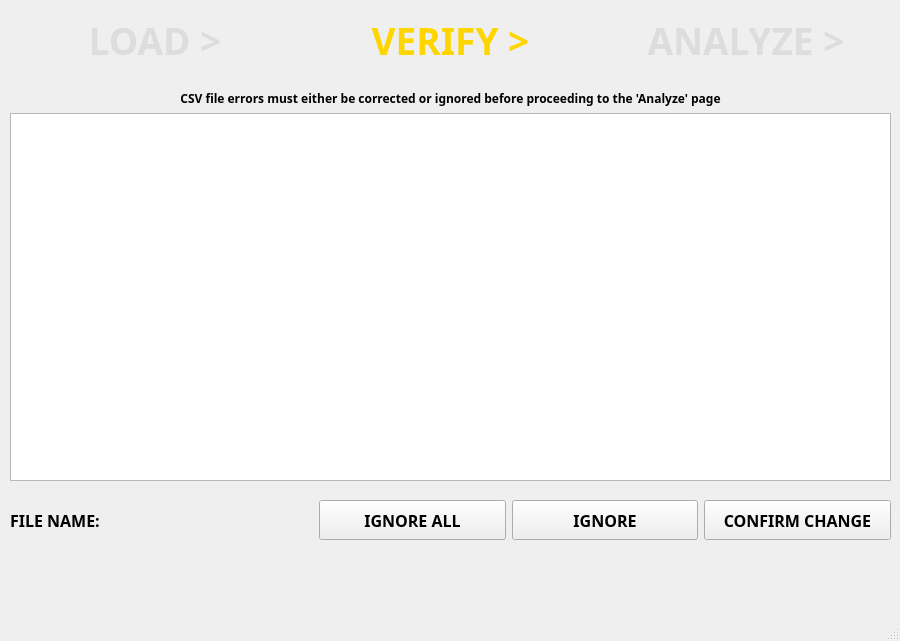
Before: the Qt Designer form Project/AppleProject/verify_csv.ui in JRWu/DataAggregation, drawn with Qt 5.
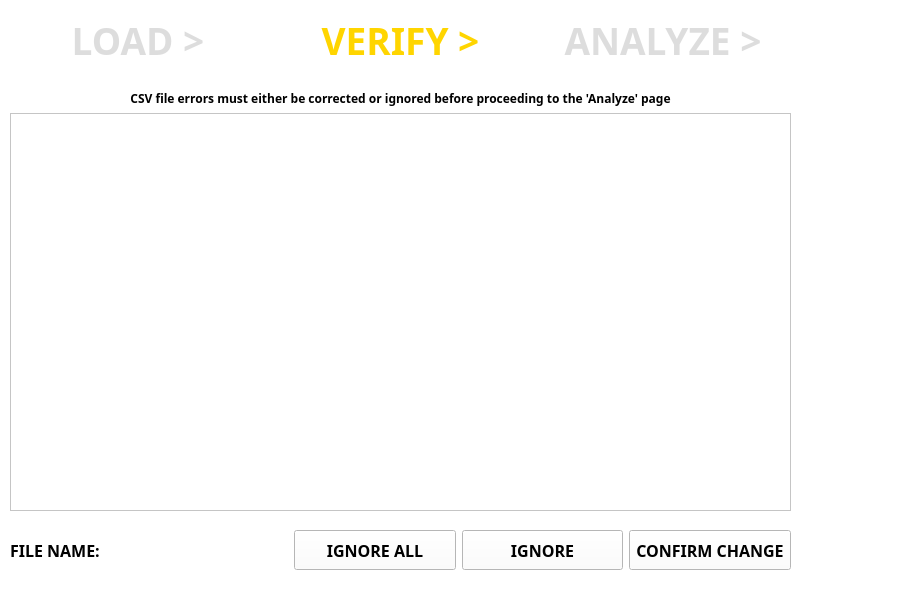
After: the same form once the commit is applied.

Commit message: VLS - fixed up the UI so it is more consistant, added some color

```diff
--- a/Project/AppleProject/verify_csv.ui
+++ b/Project/AppleProject/verify_csv.ui
@@ -2,17 +2,433 @@
 <ui version="4.0">
  <class>VerifyCSV</class>
  <widget class="QMainWindow" name="VerifyCSV">
-  <property name="geometry">
-   <rect>
-    <x>0</x>
-    <y>0</y>
-    <width>900</width>
-    <height>641</height>
-   </rect>
+  <property name="minimumSize">
+   <size>
+    <width>800</width>
+    <height>600</height>
+   </size>
+  </property>
+  <property name="palette">
+   <palette>
+    <active>
+     <colorrole role="WindowText">
+      <brush brushstyle="SolidPattern">
+       <color alpha="255">
+        <red>0</red>
+        <green>0</green>
+        <blue>0</blue>
+       </color>
+      </brush>
+     </colorrole>
+     <colorrole role="Button">
+      <brush brushstyle="SolidPattern">
+       <color alpha="255">
+        <red>255</red>
+        <green>255</green>
+        <blue>255</blue>
+       </color>
+      </brush>
+     </colorrole>
+     <colorrole role="Light">
+      <brush brushstyle="SolidPattern">
+       <color alpha="255">
+        <red>255</red>
+        <green>255</green>
+        <blue>255</blue>
+       </color>
+      </brush>
+     </colorrole>
+     <colorrole role="Midlight">
+      <brush brushstyle="SolidPattern">
+       <color alpha="255">
+        <red>255</red>
+        <green>255</green>
+        <blue>255</blue>
+       </color>
+      </brush>
+     </colorrole>
+     <colorrole role="Dark">
+      <brush brushstyle="SolidPattern">
+       <color alpha="255">
+        <red>127</red>
+        <green>127</green>
+        <blue>127</blue>
+       </color>
+      </brush>
+     </colorrole>
+     <colorrole role="Mid">
+      <brush brushstyle="SolidPattern">
+       <color alpha="255">
+        <red>170</red>
+        <green>170</green>
+        <blue>170</blue>
+       </color>
+      </brush>
+     </colorrole>
+     <colorrole role="Text">
+      <brush brushstyle="SolidPattern">
+       <color alpha="255">
+        <red>0</red>
+        <green>0</green>
+        <blue>0</blue>
+       </color>
+      </brush>
+     </colorrole>
+     <colorrole role="BrightText">
+      <brush brushstyle="SolidPattern">
+       <color alpha="255">
+        <red>255</red>
+        <green>255</green>
+        <blue>255</blue>
+       </color>
+      </brush>
+     </colorrole>
+     <colorrole role="ButtonText">
+      <brush brushstyle="SolidPattern">
+       <color alpha="255">
+        <red>0</red>
+        <green>0</green>
+        <blue>0</blue>
+       </color>
+      </brush>
+     </colorrole>
+     <colorrole role="Base">
+      <brush brushstyle="SolidPattern">
+       <color alpha="255">
+        <red>255</red>
+        <green>255</green>
+        <blue>255</blue>
+       </color>
+      </brush>
+     </colorrole>
+     <colorrole role="Window">
+      <brush brushstyle="SolidPattern">
+       <color alpha="255">
+        <red>255</red>
+        <green>255</green>
+        <blue>255</blue>
+       </color>
+      </brush>
+     </colorrole>
+     <colorrole role="Shadow">
+      <brush brushstyle="SolidPattern">
+       <color alpha="255">
+        <red>0</red>
+        <green>0</green>
+        <blue>0</blue>
+       </color>
+      </brush>
+     </colorrole>
+     <colorrole role="AlternateBase">
+      <brush brushstyle="SolidPattern">
+       <color alpha="255">
+        <red>255</red>
+        <green>255</green>
+        <blue>255</blue>
+       </color>
+      </brush>
+     </colorrole>
+     <colorrole role="ToolTipBase">
+      <brush brushstyle="SolidPattern">
+       <color alpha="255">
+        <red>255</red>
+        <green>255</green>
+        <blue>220</blue>
+       </color>
+      </brush>
+     </colorrole>
+     <colorrole role="ToolTipText">
+      <brush brushstyle="SolidPattern">
+       <color alpha="255">
+        <red>0</red>
+        <green>0</green>
+        <blue>0</blue>
+       </color>
+      </brush>
+     </colorrole>
+    </active>
+    <inactive>
+     <colorrole role="WindowText">
+      <brush brushstyle="SolidPattern">
+       <color alpha="255">
+        <red>0</red>
+        <green>0</green>
+        <blue>0</blue>
+       </color>
+      </brush>
+     </colorrole>
+     <colorrole role="Button">
+      <brush brushstyle="SolidPattern">
+       <color alpha="255">
+        <red>255</red>
+        <green>255</green>
+        <blue>255</blue>
+       </color>
+      </brush>
+     </colorrole>
+     <colorrole role="Light">
+      <brush brushstyle="SolidPattern">
+       <color alpha="255">
+        <red>255</red>
+        <green>255</green>
+        <blue>255</blue>
+       </color>
+      </brush>
+     </colorrole>
+     <colorrole role="Midlight">
+      <brush brushstyle="SolidPattern">
+       <color alpha="255">
+        <red>255</red>
+        <green>255</green>
+        <blue>255</blue>
+       </color>
+      </brush>
+     </colorrole>
+     <colorrole role="Dark">
+      <brush brushstyle="SolidPattern">
+       <color alpha="255">
+        <red>127</red>
+        <green>127</green>
+        <blue>127</blue>
+       </color>
+      </brush>
+     </colorrole>
+     <colorrole role="Mid">
+      <brush brushstyle="SolidPattern">
+       <color alpha="255">
+        <red>170</red>
+        <green>170</green>
+        <blue>170</blue>
+       </color>
+      </brush>
+     </colorrole>
+     <colorrole role="Text">
+      <brush brushstyle="SolidPattern">
+       <color alpha="255">
+        <red>0</red>
+        <green>0</green>
+        <blue>0</blue>
+       </color>
+      </brush>
+     </colorrole>
+     <colorrole role="BrightText">
+      <brush brushstyle="SolidPattern">
+       <color alpha="255">
+        <red>255</red>
+        <green>255</green>
+        <blue>255</blue>
+       </color>
+      </brush>
+     </colorrole>
+     <colorrole role="ButtonText">
+      <brush brushstyle="SolidPattern">
+       <color alpha="255">
+        <red>0</red>
+        <green>0</green>
+        <blue>0</blue>
+       </color>
+      </brush>
+     </colorrole>
+     <colorrole role="Base">
+      <brush brushstyle="SolidPattern">
+       <color alpha="255">
+        <red>255</red>
+        <green>255</green>
+        <blue>255</blue>
+       </color>
+      </brush>
+     </colorrole>
+     <colorrole role="Window">
+      <brush brushstyle="SolidPattern">
+       <color alpha="255">
+        <red>255</red>
+        <green>255</green>
+        <blue>255</blue>
+       </color>
+      </brush>
+     </colorrole>
+     <colorrole role="Shadow">
+      <brush brushstyle="SolidPattern">
+       <color alpha="255">
+        <red>0</red>
+        <green>0</green>
+        <blue>0</blue>
+       </color>
+      </brush>
+     </colorrole>
+     <colorrole role="AlternateBase">
+      <brush brushstyle="SolidPattern">
+       <color alpha="255">
+        <red>255</red>
+        <green>255</green>
+        <blue>255</blue>
+       </color>
+      </brush>
+     </colorrole>
+     <colorrole role="ToolTipBase">
+      <brush brushstyle="SolidPattern">
+       <color alpha="255">
+        <red>255</red>
+        <green>255</green>
+        <blue>220</blue>
+       </color>
+      </brush>
+     </colorrole>
+     <colorrole role="ToolTipText">
+      <brush brushstyle="SolidPattern">
+       <color alpha="255">
+        <red>0</red>
+        <green>0</green>
+        <blue>0</blue>
+       </color>
+      </brush>
+     </colorrole>
+    </inactive>
+    <disabled>
+     <colorrole role="WindowText">
+      <brush brushstyle="SolidPattern">
+       <color alpha="255">
+        <red>127</red>
+        <green>127</green>
+        <blue>127</blue>
+       </color>
+      </brush>
+     </colorrole>
+     <colorrole role="Button">
+      <brush brushstyle="SolidPattern">
+       <color alpha="255">
+        <red>255</red>
+        <green>255</green>
+        <blue>255</blue>
+       </color>
+      </brush>
+     </colorrole>
+     <colorrole role="Light">
+      <brush brushstyle="SolidPattern">
+       <color alpha="255">
+        <red>255</red>
+        <green>255</green>
+        <blue>255</blue>
+       </color>
+      </brush>
+     </colorrole>
+     <colorrole role="Midlight">
+      <brush brushstyle="SolidPattern">
+       <color alpha="255">
+        <red>255</red>
+        <green>255</green>
+        <blue>255</blue>
+       </color>
+      </brush>
+     </colorrole>
+     <colorrole role="Dark">
+      <brush brushstyle="SolidPattern">
+       <color alpha="255">
+        <red>127</red>
+        <green>127</green>
+        <blue>127</blue>
+       </color>
+      </brush>
+     </colorrole>
+     <colorrole role="Mid">
+      <brush brushstyle="SolidPattern">
+       <color alpha="255">
+        <red>170</red>
+        <green>170</green>
+        <blue>170</blue>
+       </color>
+      </brush>
+     </colorrole>
+     <colorrole role="Text">
+      <brush brushstyle="SolidPattern">
+       <color alpha="255">
+        <red>127</red>
+        <green>127</green>
+        <blue>127</blue>
+       </color>
+      </brush>
+     </colorrole>
+     <colorrole role="BrightText">
+      <brush brushstyle="SolidPattern">
+       <color alpha="255">
+        <red>255</red>
+        <green>255</green>
+        <blue>255</blue>
+       </color>
+      </brush>
+     </colorrole>
+     <colorrole role="ButtonText">
+      <brush brushstyle="SolidPattern">
+       <color alpha="255">
+        <red>127</red>
+        <green>127</green>
+        <blue>127</blue>
+       </color>
+      </brush>
+     </colorrole>
+     <colorrole role="Base">
+      <brush brushstyle="SolidPattern">
+       <color alpha="255">
+        <red>255</red>
+        <green>255</green>
+        <blue>255</blue>
+       </color>
+      </brush>
+     </colorrole>
+     <colorrole role="Window">
+      <brush brushstyle="SolidPattern">
+       <color alpha="255">
+        <red>255</red>
+        <green>255</green>
+        <blue>255</blue>
+       </color>
+      </brush>
+     </colorrole>
+     <colorrole role="Shadow">
+      <brush brushstyle="SolidPattern">
+       <color alpha="255">
+        <red>0</red>
+        <green>0</green>
+        <blue>0</blue>
+       </color>
+      </brush>
+     </colorrole>
+     <colorrole role="AlternateBase">
+      <brush brushstyle="SolidPattern">
+       <color alpha="255">
+        <red>255</red>
+        <green>255</green>
+        <blue>255</blue>
+       </color>
+      </brush>
+     </colorrole>
+     <colorrole role="ToolTipBase">
+      <brush brushstyle="SolidPattern">
+       <color alpha="255">
+        <red>255</red>
+        <green>255</green>
+        <blue>220</blue>
+       </color>
+      </brush>
+     </colorrole>
+     <colorrole role="ToolTipText">
+      <brush brushstyle="SolidPattern">
+       <color alpha="255">
+        <red>0</red>
+        <green>0</green>
+        <blue>0</blue>
+       </color>
+      </brush>
+     </colorrole>
+    </disabled>
+   </palette>
   </property>
   <property name="windowTitle">
    <string>MainWindow</string>
   </property>
+  <property name="autoFillBackground">
+   <bool>true</bool>
+  </property>
   <widget class="QWidget" name="centralwidget">
    <property name="minimumSize">
     <size>
@@ -25,7 +441,7 @@
      <rect>
       <x>10</x>
       <y>0</y>
-      <width>881</width>
+      <width>781</width>
       <height>80</height>
      </rect>
     </property>
@@ -222,8 +638,8 @@
     <property name="geometry">
      <rect>
       <x>10</x>
-      <y>490</y>
-      <width>881</width>
+      <y>520</y>
+      <width>781</width>
       <height>61</height>
      </rect>
     </property>
@@ -362,8 +778,8 @@
      <rect>
       <x>10</x>
       <y>90</y>
-      <width>881</width>
-      <height>391</height>
+      <width>781</width>
+      <height>421</height>
      </rect>
     </property>
     <layout class="QVBoxLayout" name="table_area">
@@ -390,17 +806,6 @@
     </layout>
    </widget>
   </widget>
-  <widget class="QMenuBar" name="menubar">
-   <property name="geometry">
-    <rect>
-     <x>0</x>
-     <y>0</y>
-     <width>900</width>
-     <height>21</height>
-    </rect>
-   </property>
-  </widget>
-  <widget class="QStatusBar" name="statusbar"/>
  </widget>
  <resources/>
  <connections/>
```
The commit also changes 8 other files.
